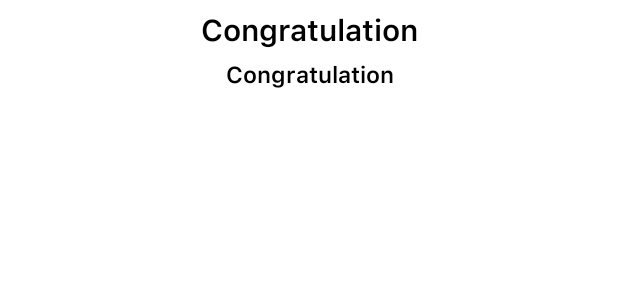
After one commit to binplus-android/NewProjectSetup, an Android app: the layout custom_toast.xml on its own in the app's theme, with its tools: preview values and no code run, on a phone screen of 412 x 824 dp. The commit adds this screen. Shown: the top 300 px of the screen. Run offline under Robolectric (Android 15) with nearby library versions, the light colour scheme and no system bars.

Commit message:
fIX ttol bar and theme

```diff
--- /dev/null
+++ b/app/src/main/res/layout/custom_toast.xml
@@ -0,0 +1,50 @@
+<?xml version="1.0" encoding="utf-8"?>
+<RelativeLayout xmlns:android="http://schemas.android.com/apk/res/android"
+    xmlns:app="http://schemas.android.com/apk/res-auto"
+    android:orientation="vertical"
+    android:layout_width="fill_parent"
+    android:layout_height="76dp"
+    android:id="@+id/toast_layout">
+
+
+    <LinearLayout
+        android:layout_width="match_parent"
+        android:layout_height="wrap_content"
+        android:orientation="vertical"
+        android:layout_gravity="center"
+        >
+        <TextView
+            android:id="@+id/tv_title"
+            android:layout_width="match_parent"
+            android:layout_height="wrap_content"
+            android:layout_alignParentTop="true"
+            android:layout_marginStart="5dp"
+
+            android:layout_marginTop="5dp"
+            android:layout_marginEnd="5dp"
+            android:text="@string/congratulation"
+            android:textColor="@color/black"
+            android:textSize="@dimen/tv_medium_9" />
+        <TextView
+
+            android:id="@+id/tvMessage"
+            android:layout_width="match_parent"
+            android:layout_height="wrap_content"
+            android:layout_below="@id/tv_title"
+            android:layout_alignParentStart="true"
+            android:layout_centerInParent="true"
+            android:layout_marginStart="5dp"
+            android:layout_marginTop="5dp"
+            android:layout_marginEnd="5dp"
+            android:layout_marginBottom="5dp"
+            android:text="@string/congratulation"
+            android:textColor="@color/black"
+
+            />
+
+
+    </LinearLayout>
+
+
+
+</RelativeLayout>
--- a/app/src/main/res/values/themes.xml
+++ b/app/src/main/res/values/themes.xml
@@ -1,11 +1,12 @@
 <resources xmlns:tools="http://schemas.android.com/tools">
     <!-- Base application theme. -->
-    <style name="Theme.NewProjectSetup" parent="Theme.MaterialComponents.DayNight.DarkActionBar">
+    <style name="Theme.NewProjectSetup" parent="Theme.MaterialComponents.Light.NoActionBar">
         <!-- Primary brand color. -->
         <item name="colorPrimary">@color/colorPrimary</item>
         <item name="colorPrimaryVariant">@color/colorPrimaryDark</item>
         <item name="colorOnPrimary">@color/white</item>
         <!-- Secondary brand color. -->
+
         <item name="colorSecondary">@color/black</item>
         <item name="colorSecondaryVariant">@color/colorAccentBlue</item>
         <item name="colorOnSecondary">@color/black</item>
```
